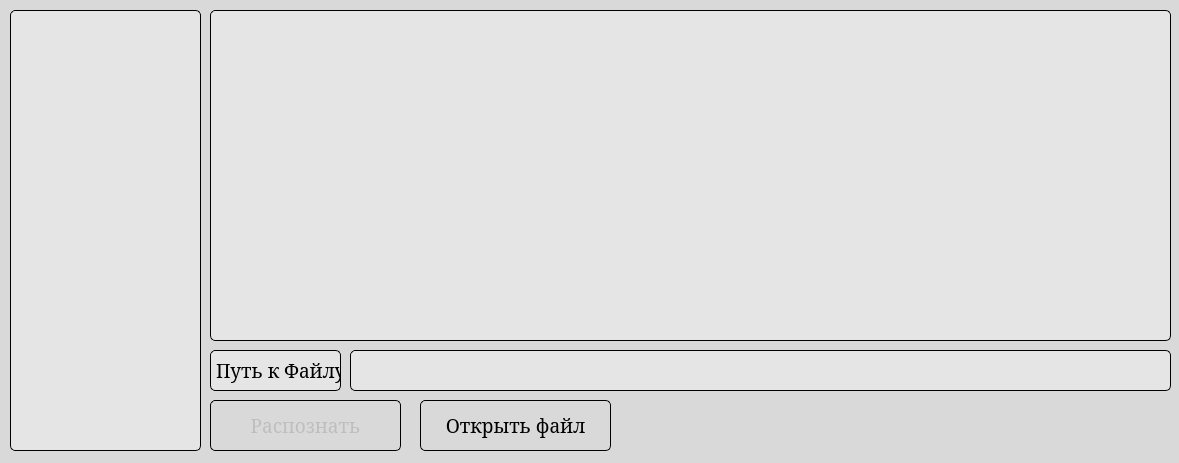
Qt form gui/main.ui (slashfast/bowhead_whale) before a commit.
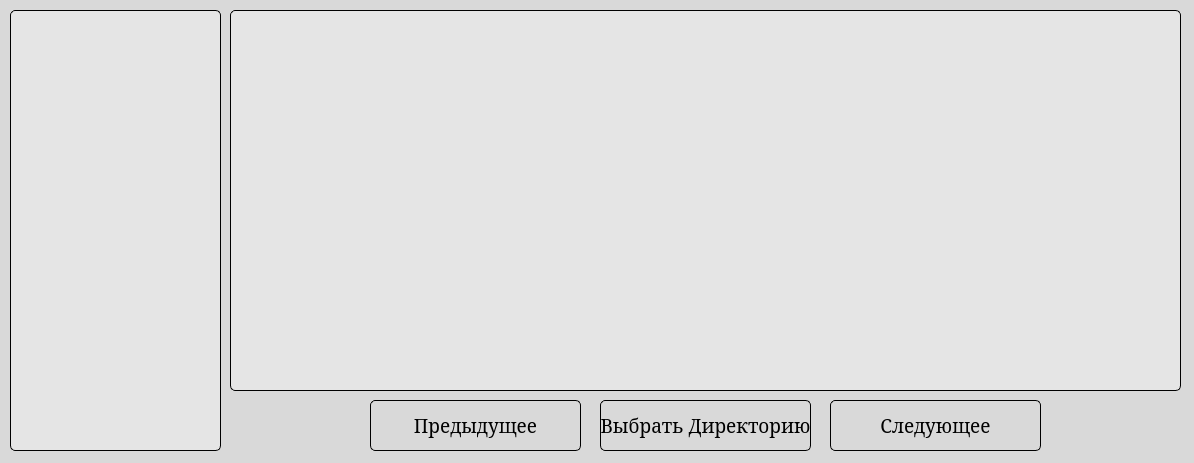
The same form after that commit. Icons and pictures are not drawn.

The edit to the form file:
```diff
--- a/gui/main.ui
+++ b/gui/main.ui
@@ -6,20 +6,14 @@
    <rect>
     <x>0</x>
     <y>0</y>
-    <width>1179</width>
+    <width>1194</width>
     <height>463</height>
    </rect>
   </property>
   <property name="minimumSize">
    <size>
-    <width>1179</width>
-    <height>463</height>
-   </size>
-  </property>
-  <property name="maximumSize">
-   <size>
-    <width>1179</width>
-    <height>463</height>
+    <width>0</width>
+    <height>0</height>
    </size>
   </property>
   <property name="font">
@@ -44,9 +38,9 @@
    <widget class="QPushButton" name="pushButton">
     <property name="geometry">
      <rect>
-      <x>420</x>
+      <x>600</x>
       <y>400</y>
-      <width>191</width>
+      <width>211</width>
       <height>51</height>
      </rect>
     </property>
@@ -73,7 +67,7 @@
 }</string>
     </property>
     <property name="text">
-     <string>Открыть файл</string>
+     <string>Выбрать Директорию</string>
     </property>
     <property name="shortcut">
      <string/>
@@ -85,10 +79,10 @@
    <widget class="QLabel" name="label">
     <property name="geometry">
      <rect>
-      <x>210</x>
+      <x>230</x>
       <y>10</y>
-      <width>961</width>
-      <height>331</height>
+      <width>951</width>
+      <height>381</height>
      </rect>
     </property>
     <property name="styleSheet">
@@ -118,7 +112,7 @@
      <rect>
       <x>10</x>
       <y>10</y>
-      <width>191</width>
+      <width>211</width>
       <height>441</height>
      </rect>
     </property>
@@ -150,14 +144,11 @@
     </property>
    </widget>
    <widget class="QPushButton" name="pushButton_2">
-    <property name="enabled">
-     <bool>false</bool>
-    </property>
     <property name="geometry">
      <rect>
-      <x>210</x>
+      <x>830</x>
       <y>400</y>
-      <width>191</width>
+      <width>211</width>
       <height>51</height>
      </rect>
     </property>
@@ -184,68 +175,51 @@
 }</string>
     </property>
     <property name="text">
-     <string>Распознать</string>
+     <string>Следующее</string>
     </property>
-   </widget>
-   <widget class="QLabel" name="label_3">
-    <property name="geometry">
-     <rect>
-      <x>350</x>
-      <y>350</y>
-      <width>821</width>
-      <height>41</height>
-     </rect>
-    </property>
-    <property name="font">
-     <font>
-      <family>Constantia</family>
-      <pointsize>14</pointsize>
-     </font>
-    </property>
-    <property name="styleSheet">
-     <string notr="true">border-radius: 5px;
-border: 1px solid #000;
-padding: 10px 20px;
-background-color: rgb(229, 229, 229)</string>
-    </property>
-    <property name="frameShape">
-     <enum>QFrame::Panel</enum>
-    </property>
-    <property name="frameShadow">
-     <enum>QFrame::Plain</enum>
-    </property>
-    <property name="text">
+    <property name="shortcut">
      <string/>
     </property>
    </widget>
-   <widget class="QLabel" name="label_4">
+   <widget class="QPushButton" name="pushButton_3">
     <property name="geometry">
      <rect>
-      <x>210</x>
-      <y>350</y>
-      <width>131</width>
-      <height>41</height>
+      <x>370</x>
+      <y>400</y>
+      <width>211</width>
+      <height>51</height>
      </rect>
     </property>
     <property name="font">
      <font>
       <family>Constantia</family>
       <pointsize>14</pointsize>
+      <weight>50</weight>
+      <italic>false</italic>
+      <bold>false</bold>
+      <underline>false</underline>
+      <strikeout>false</strikeout>
+      <kerning>false</kerning>
      </font>
     </property>
     <property name="styleSheet">
-     <string notr="true">border-radius: 5px;
+     <string notr="true">QPushButton{
+border-radius: 5px;
 border: 1px solid #000;
-background-color: rgb(229, 229, 229)</string>
+}
+
+QPushButton:hover{
+background-color:rgb(229, 229, 229)
+}</string>
     </property>
-    <property name="frameShape">
-     <enum>QFrame::Box</enum>
+    <property name="text">
+     <string>Предыдущее</string>
     </property>
-    <property name="frameShadow">
-     <enum>QFrame::Raised</enum>
+    <property name="shortcut">
+     <string/>
     </property>
-    <property name="text">
-     <string>Путь к Файлу:</string>
+    <property name="autoRepeat">
+     <bool>false</bool>
     </property>
    </widget>
   </widget>
```
Left out of the diff: 3 changed lines with no effect on the pictures.
